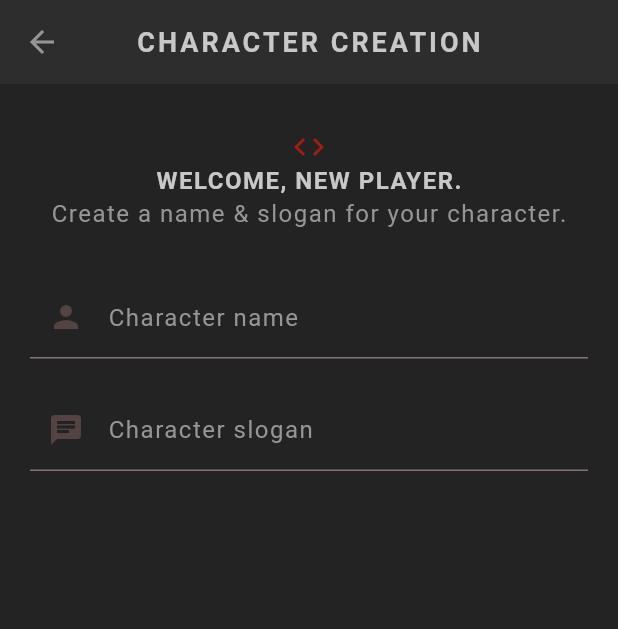
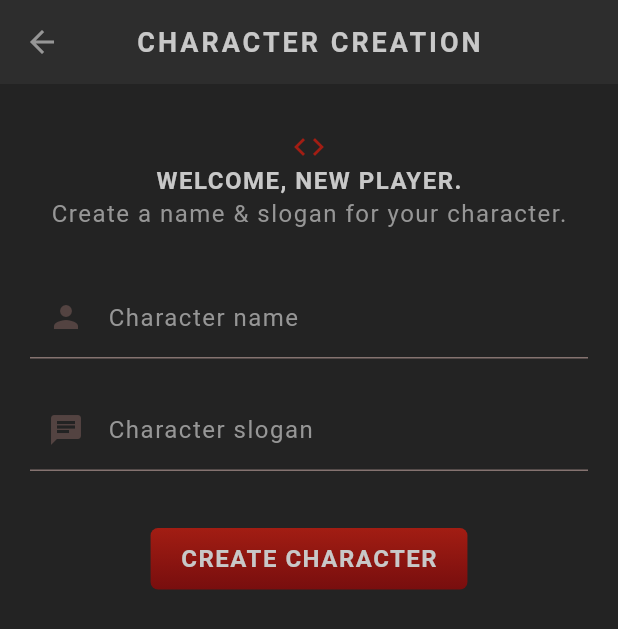
Before and after one commit to vanesascode/medieval_character_creator_flutter, a Flutter app: the Create screen opened directly, on a phone screen of 412 x 824 dp. Shown: the top 629 px of the screen. Run offline on Flutter 3.47's test engine with Material 3 defaults, Android fonts, the phone set to English and light mode, and no system bars; our stand-ins replace google_fonts; Roboto replaces fonts that are missing (Kanit).

Commit message:
feat: :sparkles: add the provisional handleSubmitCharacterInfo function and the button to create a character in the create.dart file

```diff
--- a/lib/screens/create/create.dart
+++ b/lib/screens/create/create.dart
@@ -1,3 +1,4 @@
+import 'package:character_creator/shared/styled_button.dart';
 import 'package:character_creator/shared/styled_text.dart';
 import 'package:character_creator/theme.dart';
 import 'package:flutter/material.dart';
@@ -19,6 +20,15 @@ class _CreateState extends State<Create> {
     _nameController.dispose();
     _sloganController.dispose();
     super.dispose();
+  }
+
+  void handleSubmitCharacterInfo() {
+    if (_nameController.text.isEmpty || _sloganController.text.isEmpty) {
+      print('Name or slogan cannot be empty');
+      return;
+    }
+    print(_nameController.text);
+    print(_sloganController.text);
   }
 
   @override
@@ -58,7 +68,13 @@ class _CreateState extends State<Create> {
                   cursorColor: AppColors.textColor,
                   decoration: const InputDecoration(
                       prefixIcon: Icon(Icons.chat),
-                      label: StyledText('Character slogan')))
+                      label: StyledText('Character slogan'))),
+              const SizedBox(height: 30),
+              Center(
+                  child: StyledButton(
+                onPressed: handleSubmitCharacterInfo,
+                child: const StyledHeading('Create Character'),
+              ))
             ])));
   }
 }
```
